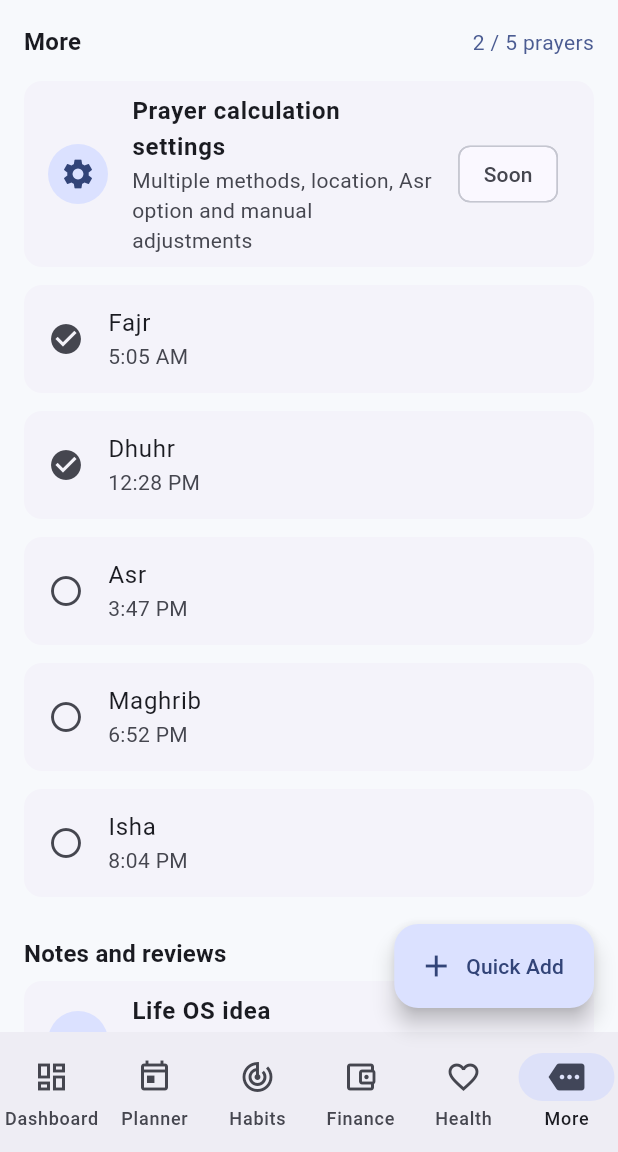
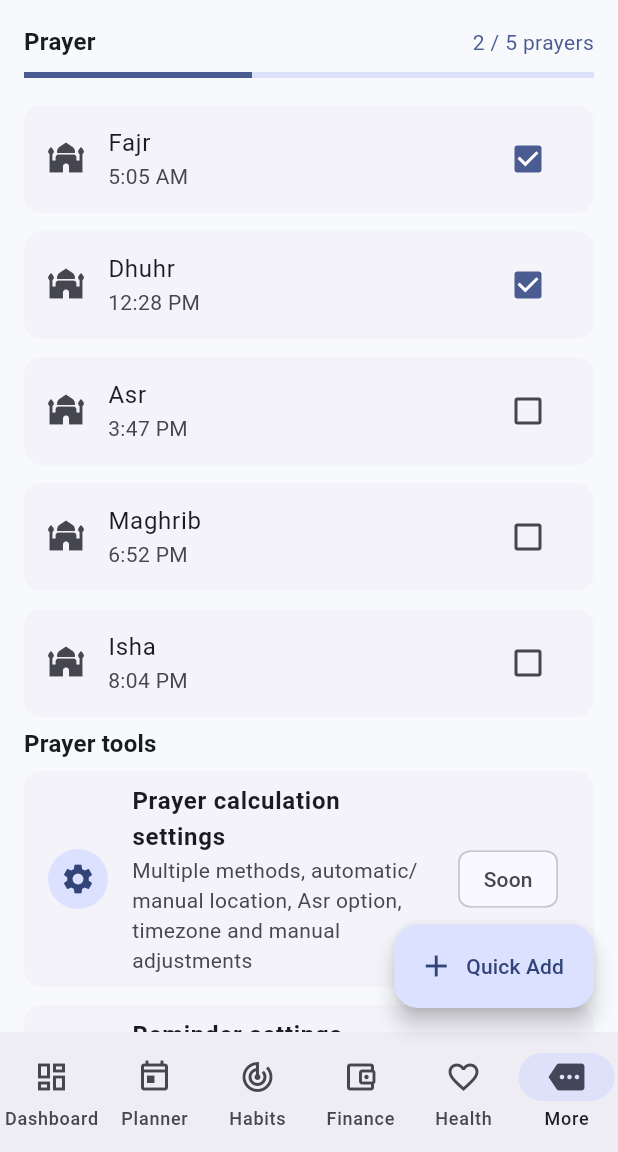
Before and after one commit to sanjide003/00011, a Flutter app: the screen it shows after launch, item 6 of the bottom bar chosen, on a phone screen of 412 x 824 dp, the part 84-1236 px from its top. Run offline on Flutter 3.47's test engine with Material 3 defaults, Android fonts, the phone set to English and light mode, and no system bars.

Commit message:
Implement prayer module MVP

```diff
--- a/lib/src/screens/life_os_shell.dart
+++ b/lib/src/screens/life_os_shell.dart
@@ -3,6 +3,7 @@ import 'package:flutter/material.dart';
 import '../data/life_repository.dart';
 import '../models/life_models.dart';
 import '../services/finance_calculations.dart';
+import '../services/prayer_calculations.dart';
 import '../widgets/life_widgets.dart';
 
 class LifeOsShell extends StatefulWidget {
@@ -19,6 +20,7 @@ class _LifeOsShellState extends State<LifeOsShell> {
 
   late List<LifeTask> _tasks = widget.repository.getTasks();
   late List<Habit> _habits = widget.repository.getHabits();
+  late List<PrayerRecord> _prayerRecords = widget.repository.getPrayerRecords();
 
   void _selectTab(int index) {
     setState(() => _selectedIndex = index);
@@ -56,6 +58,18 @@ class _LifeOsShellState extends State<LifeOsShell> {
     setState(() => _habits = widget.repository.getHabits());
   }
 
+  void _togglePrayer(PrayerRecord prayer, bool? completed) {
+    widget.repository.updatePrayerRecord(
+      PrayerRecord(
+        id: prayer.id,
+        name: prayer.name,
+        completed: completed ?? false,
+        timeLabel: prayer.timeLabel,
+      ),
+    );
+    setState(() => _prayerRecords = widget.repository.getPrayerRecords());
+  }
+
   void _toggleHabit(Habit habit, bool? completed) {
     final isCompleted = completed ?? false;
     widget.repository.updateHabit(
@@ -76,7 +90,7 @@ class _LifeOsShellState extends State<LifeOsShell> {
         goals: widget.repository.getGoals(),
         financeEntries: widget.repository.getFinanceEntries(),
         healthEntries: widget.repository.getHealthEntries(),
-        prayerRecords: widget.repository.getPrayerRecords(),
+        prayerRecords: _prayerRecords,
         reviews: widget.repository.getDailyReviews(),
         onOpenTab: _selectTab,
       ),
@@ -95,7 +109,8 @@ class _LifeOsShellState extends State<LifeOsShell> {
       FinanceScreen(entries: widget.repository.getFinanceEntries()),
       HealthScreen(entries: widget.repository.getHealthEntries()),
       MoreScreen(
-        prayerRecords: widget.repository.getPrayerRecords(),
+        prayerRecords: _prayerRecords,
+        onTogglePrayer: _togglePrayer,
         notes: widget.repository.getNotes(),
         reviews: widget.repository.getDailyReviews(),
       ),
@@ -432,37 +447,48 @@ class MoreScreen extends StatelessWidget {
   const MoreScreen({
     super.key,
     required this.prayerRecords,
+    required this.onTogglePrayer,
     required this.notes,
     required this.reviews,
   });
 
   final List<PrayerRecord> prayerRecords;
+  final void Function(PrayerRecord prayer, bool? completed) onTogglePrayer;
   final List<LifeNote> notes;
   final List<DailyReview> reviews;
 
   @override
   Widget build(BuildContext context) {
-    final completedPrayers = prayerRecords.where((prayer) => prayer.completed).length;
+    final progress = calculatePrayerProgress(prayerRecords);
 
     return ListView(
       padding: const EdgeInsets.all(16),
       children: [
-        SectionHeader(title: 'More', action: '$completedPrayers / 5 prayers'),
+        SectionHeader(title: 'Prayer', action: '${progress.label} prayers'),
         const SizedBox(height: 8),
+        LinearProgressIndicator(value: progress.ratio),
+        const SizedBox(height: 12),
+        for (final prayer in prayerRecords)
+          Card(
+            child: CheckboxListTile(
+              value: prayer.completed,
+              onChanged: (value) => onTogglePrayer(prayer, value),
+              title: Text(prayer.name),
+              subtitle: Text(prayer.timeLabel),
+              secondary: const Icon(Icons.mosque),
+            ),
+          ),
+        const SectionHeader(title: 'Prayer tools'),
         const FeatureTile(
           title: 'Prayer calculation settings',
-          description: 'Multiple methods, location, Asr option and manual adjustments',
+          description: 'Multiple methods, automatic/manual location, Asr option, timezone and manual adjustments',
           icon: Icons.settings,
           comingSoon: true,
         ),
-        for (final prayer in prayerRecords)
-          Card(
-            child: ListTile(
-              leading: Icon(prayer.completed ? Icons.check_circle : Icons.radio_button_unchecked),
-              title: Text(prayer.name),
-              subtitle: Text(prayer.timeLabel),
-            ),
-          ),
+        const FeatureTile(title: 'Reminder settings', description: 'Per-prayer reminders and quiet-time controls', icon: Icons.notifications_active, comingSoon: true),
+        const FeatureTile(title: 'Quran tracking', description: 'Pages, verses and sessions', icon: Icons.menu_book, comingSoon: true),
+        const FeatureTile(title: 'Dhikr and dua', description: 'Daily counters and saved duas', icon: Icons.favorite, comingSoon: true),
+        const FeatureTile(title: 'Ramadan and charity', description: 'Fasting, charity and Ramadan goals', icon: Icons.volunteer_activism, comingSoon: true),
         const SizedBox(height: 20),
         const SectionHeader(title: 'Notes and reviews'),
         for (final note in notes) FeatureTile(title: note.title, description: note.body, icon: Icons.edit_note),
--- /dev/null
+++ b/lib/src/services/prayer_calculations.dart
@@ -0,0 +1,18 @@
+import '../models/life_models.dart';
+
+class PrayerProgress {
+  const PrayerProgress({required this.completed, required this.total});
+
+  final int completed;
+  final int total;
+
+  double get ratio => total == 0 ? 0 : completed / total;
+  String get label => '$completed / $total';
+}
+
+PrayerProgress calculatePrayerProgress(List<PrayerRecord> prayers) {
+  return PrayerProgress(
+    completed: prayers.where((prayer) => prayer.completed).length,
+    total: prayers.length,
+  );
+}
```
Also changed, not shown: lib/src/data/life_repository.dart (+11 -0 lines), 3 other files.
